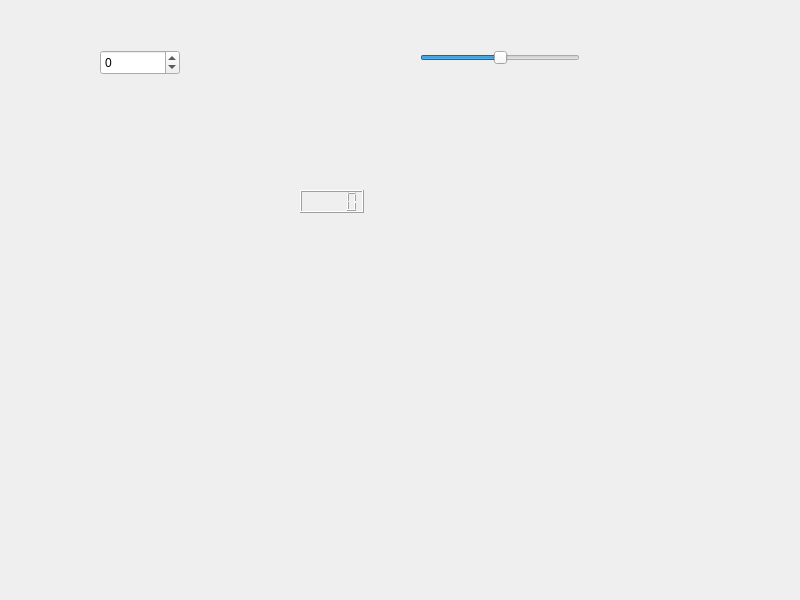
Old version of the form widget.ui in the repository 41343206/SpinBox.
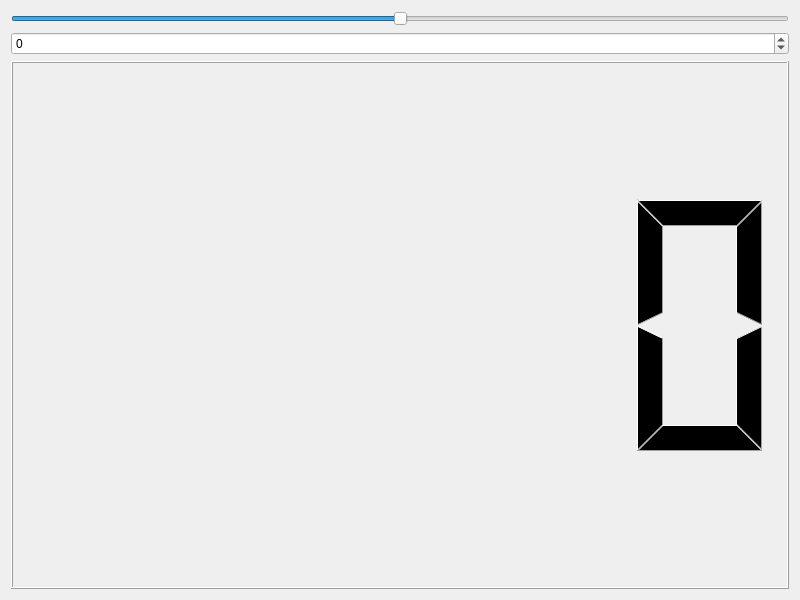
New version of the form.

Commit message: project completed(added horizontal layout)!

What changed in the file:
```diff
--- a/widget.ui
+++ b/widget.ui
@@ -13,18 +13,25 @@
   <property name="windowTitle">
    <string>Widget</string>
   </property>
+  <layout class="QVBoxLayout" name="verticalLayout_2">
+   <item>
+    <widget class="QSlider" name="horizontalSlider">
+     <property name="minimum">
+      <number>-100</number>
+     </property>
+     <property name="maximum">
+      <number>100</number>
+     </property>
+     <property name="orientation">
+      <enum>Qt::Orientation::Horizontal</enum>
+     </property>
+    </widget>
+   </item>
+   <item>
   <widget class="QSpinBox" name="spinBox">
    <property name="enabled">
     <bool>true</bool>
    </property>
-   <property name="geometry">
-    <rect>
-     <x>100</x>
-     <y>50</y>
-     <width>80</width>
-     <height>25</height>
-    </rect>
-   </property>
    <property name="minimumSize">
     <size>
      <width>0</width>
@@ -38,35 +45,11 @@
     <number>100</number>
    </property>
   </widget>
-  <widget class="QSlider" name="horizontalSlider">
-   <property name="geometry">
-    <rect>
-     <x>420</x>
-     <y>50</y>
-     <width>160</width>
-     <height>16</height>
-    </rect>
-   </property>
-   <property name="minimum">
-    <number>-100</number>
-   </property>
-   <property name="maximum">
-    <number>100</number>
-   </property>
-   <property name="orientation">
-    <enum>Qt::Orientation::Horizontal</enum>
-   </property>
-  </widget>
-  <widget class="QLCDNumber" name="lcdNumber">
-   <property name="geometry">
-    <rect>
-     <x>300</x>
-     <y>190</y>
-     <width>64</width>
-     <height>23</height>
-    </rect>
-   </property>
-  </widget>
+   </item>
+   <item>
+    <widget class="QLCDNumber" name="lcdNumber"/>
+   </item>
+  </layout>
  </widget>
  <resources/>
  <connections>
```
Lines whose indentation alone changed are shown as unchanged. The commit also changes 3 other files.
